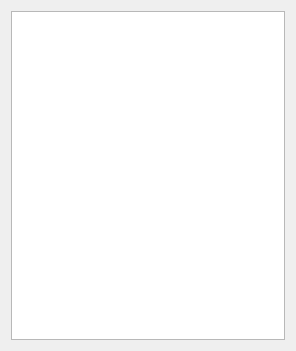
The window that Display/SceneGraphUI.ui (OpenEngineDK/extensions-Qt) describes before a commit, drawn with Qt 5.
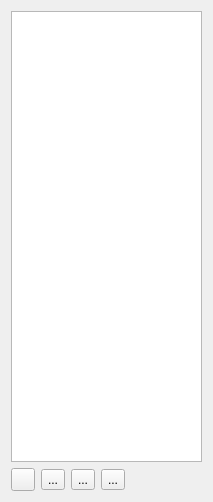
The same window after the commit. Icons and pictures are not drawn.

Commit message: Update to scene graph gui component.

The edit to the form file:
```diff
--- a/Display/SceneGraphUI.ui
+++ b/Display/SceneGraphUI.ui
@@ -5,8 +5,8 @@
    <rect>
     <x>0</x>
     <y>0</y>
-    <width>296</width>
-    <height>351</height>
+    <width>213</width>
+    <height>502</height>
    </rect>
   </property>
   <property name="windowTitle" >
@@ -29,6 +29,73 @@
      </property>
     </widget>
    </item>
+   <item>
+    <layout class="QHBoxLayout" name="horizontalLayout" >
+     <item>
+      <widget class="QToolButton" name="btnNew" >
+       <property name="text" >
+        <string/>
+       </property>
+       <property name="icon" >
+        <iconset resource="../icons/icons.qrc" >
+         <normaloff>:/icons/node-new.png</normaloff>:/icons/node-new.png</iconset>
+       </property>
+       <property name="popupMode" >
+        <enum>QToolButton::InstantPopup</enum>
+       </property>
+       <property name="arrowType" >
+        <enum>Qt::NoArrow</enum>
+       </property>
+      </widget>
+     </item>
+     <item>
+      <widget class="QToolButton" name="btnDelete" >
+       <property name="text" >
+        <string>...</string>
+       </property>
+       <property name="icon" >
+        <iconset resource="../icons/icons.qrc" >
+         <normaloff>:/icons/node-delete.png</normaloff>:/icons/node-delete.png</iconset>
+       </property>
+      </widget>
+     </item>
+     <item>
+      <widget class="QToolButton" name="btnOpen" >
+       <property name="text" >
+        <string>...</string>
+       </property>
+       <property name="icon" >
+        <iconset resource="../icons/icons.qrc" >
+         <normaloff>:/icons/node-open.png</normaloff>:/icons/node-open.png</iconset>
+       </property>
+      </widget>
+     </item>
+     <item>
+      <widget class="QToolButton" name="btnSave" >
+       <property name="text" >
+        <string>...</string>
+       </property>
+       <property name="icon" >
+        <iconset resource="../icons/icons.qrc" >
+         <normaloff>:/icons/node-save.png</normaloff>:/icons/node-save.png</iconset>
+       </property>
+      </widget>
+     </item>
+     <item>
+      <spacer name="horizontalSpacer" >
+       <property name="orientation" >
+        <enum>Qt::Horizontal</enum>
+       </property>
+       <property name="sizeHint" stdset="0" >
+        <size>
+         <width>40</width>
+         <height>20</height>
+        </size>
+       </property>
+      </spacer>
+     </item>
+    </layout>
+   </item>
   </layout>
  </widget>
  <resources/>
```
Left out of the diff: 77 changed lines with no effect on the pictures. The commit also changes 11 other files.
